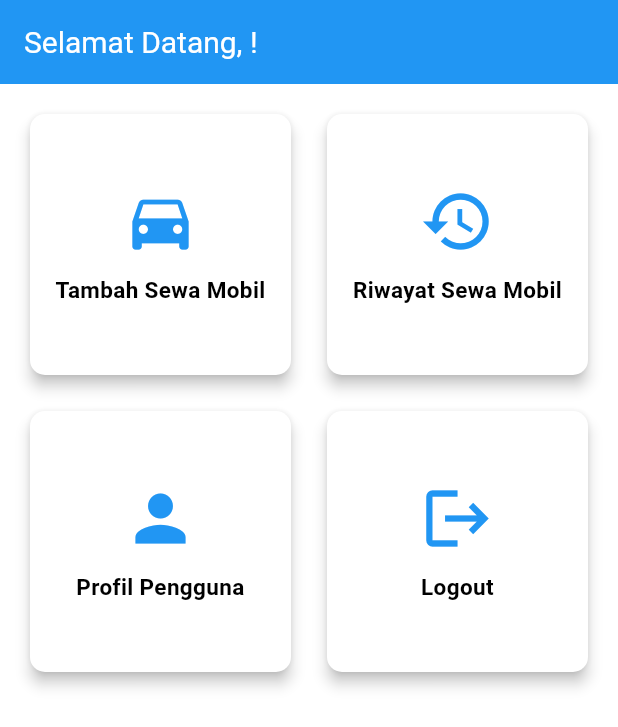
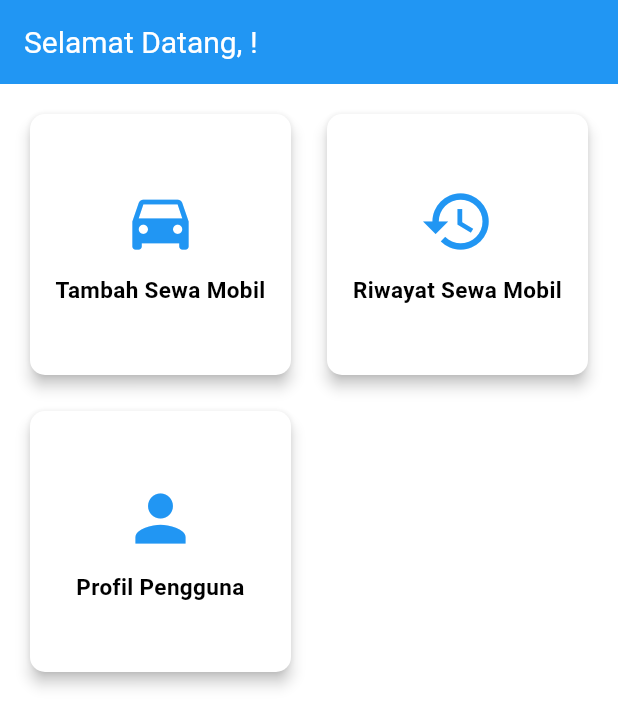
Before and after one commit to Desphyr/utspam_C_5B_0003, a Flutter app: the HomePage screen opened directly, on a phone screen of 412 x 824 dp. Shown: the top 727 px of the screen. Run offline on Flutter 3.47's test engine with Material 3 defaults, Android fonts, the phone set to English and light mode, and no system bars; our stand-ins replace shared_preferences, sqflite; accounts and stored records are empty.

Commit message:
fix: pemindahan logout ke halaman profil

```diff
--- a/lib/pages/home/home_page.dart
+++ b/lib/pages/home/home_page.dart
@@ -1,6 +1,5 @@
 import 'package:flutter/material.dart';
 import 'package:shared_preferences/shared_preferences.dart';
-import 'package:car_rent_app/pages/auth/login_page.dart';
 import 'package:car_rent_app/pages/car/car_list_page.dart';
 import 'package:car_rent_app/pages/transaction/transaction_history_page.dart';
 import 'package:car_rent_app/pages/profile/profile_page.dart';
@@ -30,19 +29,6 @@ class _HomePageState extends State<HomePage> {
     });
   }
 
-  Future<void> _logout() async {
-    final prefs = await SharedPreferences.getInstance();
-    await prefs.remove('currentUserId');
-    await prefs.remove('currentUserName');
-
-    if (mounted) {
-      Navigator.of(context).pushAndRemoveUntil(
-        MaterialPageRoute(builder: (context) => const LoginPage()),
-        (Route<dynamic> route) => false,
-      );
-    }
-  }
-
   void _navigateTo(Widget page) {
     Navigator.of(context).push(MaterialPageRoute(builder: (context) => page));
   }
@@ -51,9 +37,12 @@ class _HomePageState extends State<HomePage> {
   Widget build(BuildContext context) {
     return Scaffold(
       appBar: AppBar(
-        title: Text('Selamat Datang, $_userName!', style: const TextStyle(color: Colors.white)),
+        title: Text(
+          'Selamat Datang, $_userName!',
+          style: const TextStyle(color: Colors.white),
+        ),
         backgroundColor: Theme.of(context).primaryColor,
-        automaticallyImplyLeading: false, // Hilangkan tombol back
+        automaticallyImplyLeading: false,
       ),
       body: GridView.count(
         crossAxisCount: 2,
@@ -80,11 +69,6 @@ class _HomePageState extends State<HomePage> {
               }
             },
           ),
-          _buildMenuItem(
-            icon: Icons.logout,
-            title: 'Logout',
-            onTap: _logout,
-          ),
         ],
       ),
     );
@@ -107,9 +91,11 @@ class _HomePageState extends State<HomePage> {
             const SizedBox(height: 10),
             Padding(
               padding: const EdgeInsets.symmetric(horizontal: 8.0),
-              child: Text(title,
-                  textAlign: TextAlign.center,
-                  style: const TextStyle(fontSize: 15, fontWeight: FontWeight.bold)),
+              child: Text(
+                title,
+                textAlign: TextAlign.center,
+                style: const TextStyle(fontSize: 15, fontWeight: FontWeight.bold),
+              ),
             ),
           ],
         ),
```
Also changed, not shown: lib/pages/profile/profile_page.dart (+54 -6 lines), pubspec.lock.
